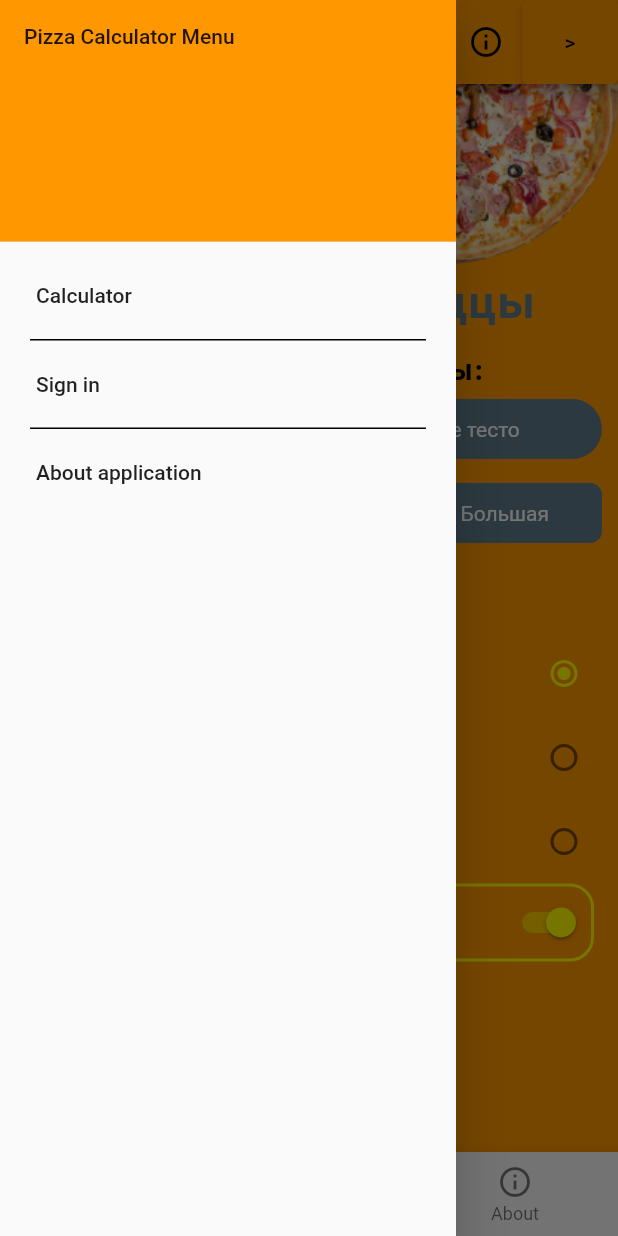
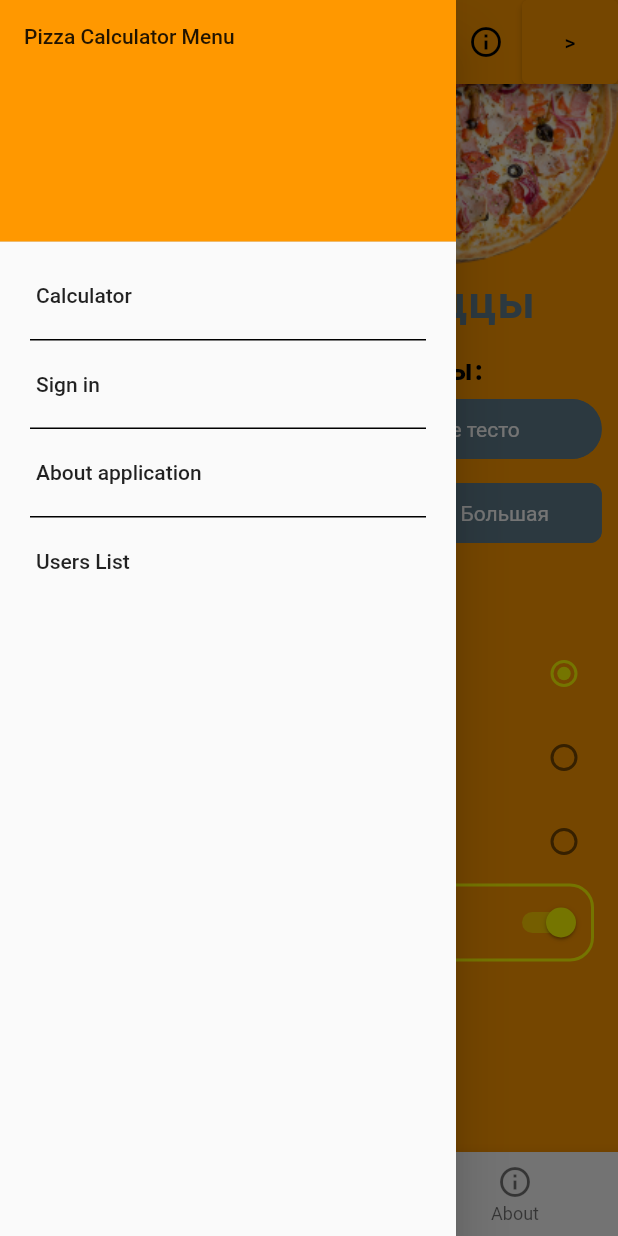
Before and after one commit to skaziweb/flutter-course, a Flutter app: the screen it shows after launch, with the side drawer open, on a phone screen of 412 x 824 dp. Run offline on Flutter 3.47's test engine with Material 2 defaults, Android fonts, the phone set to English and light mode, and no system bars; drawn by our look-alikes of toggle_switch; our stand-ins replace google_fonts; Roboto replaces fonts that are missing (TextStyle).

```diff
--- a/pizza_app/lib/src/classes.dart
+++ b/pizza_app/lib/classes/classes.dart
@@ -1,8 +1,8 @@
 import 'package:flutter/cupertino.dart';
 import 'package:flutter/material.dart';
 
-import './constants.dart';
-import 'styles.dart';
+import 'constants.dart';
+import '../style/styles.dart';
 
 class PizzaCalculator {
 
--- a/pizza_app/lib/helpers/pizzaDrawer.dart
+++ b/pizza_app/lib/helpers/pizzaDrawer.dart
@@ -47,6 +47,16 @@ final PizzaAppDrawer = (context, widget) => Drawer(
               },
             ),
           ),
+          Devider,
+          Padding(
+            padding: const EdgeInsets.only(left: 8.0),
+            child: ListTile(
+              title: const Text('Users List'),
+              onTap: () {
+                Navigator.pushNamed(context, '/users');
+              },
+            ),
+          ),
         ]
     )
 ) as Widget;
--- a/pizza_app/lib/src/calculator.dart
+++ b/pizza_app/lib/screens/calculator.dart
@@ -6,9 +6,9 @@ import 'package:toggle_switch/toggle_switch.dart';
 import '../helpers/pizzaAppBar.dart';
 import '../helpers/pizzaDrawer.dart';
 import '../helpers/pizzaBottomBar.dart';
-import 'classes.dart';
-import 'constants.dart';
-import 'styles.dart';
+import '../classes/classes.dart';
+import '../classes/constants.dart';
+import '../style/styles.dart';
 
 class PizzaAppHomePage extends StatefulWidget {
   const PizzaAppHomePage({Key? key, required this.title}) : super(key: key);
--- a/pizza_app/lib/src/_variables.dart
+++ /dev/null
@@ -1,3 +0,0 @@
-import 'package:flutter/material.dart';
-
-Color MainColor = Color.fromRGBO(0, 121, 208, 1);
--- a/pizza_app/lib/src/pizza.dart
+++ b/pizza_app/lib/src/pizza.dart
@@ -1,9 +1,10 @@
 import 'package:flutter/material.dart';
 import 'package:pizza_app/helpers/pizzaTheme.dart';
-import 'package:pizza_app/src/third_screen.dart';
+import 'package:pizza_app/screens/calculator.dart';
+import 'package:pizza_app/screens/sign_in_page.dart';
+import 'package:pizza_app/screens/third_screen.dart';
+import 'package:pizza_app/screens/user_list.dart';
 
-import 'sign_in_page.dart';
-import 'calculator.dart';
 
 class PizzaApp extends StatelessWidget {
   const PizzaApp({Key? key}) : super(key: key);
@@ -19,6 +20,7 @@ class PizzaApp extends StatelessWidget {
         '/': (context) => const PizzaAppHomePage(title: 'Pizza calculator'),
         '/signin': (context) => const MyHomePage(title: 'Sign in page'),
         '/about': (context) => const ThirdPage(),
+        '/users': (context) => const UserList(),
       },
     );
   }
```
Also changed, not shown: pizza_app/lib/screens/user_list.dart (added, +29 -0 lines), pizza_app/lib/classes/constants.dart (renamed from pizza_app/lib/src/constants.dart), pizza_app/lib/screens/sign_in_page.dart (renamed from pizza_app/lib/src/sign_in_page.dart), pizza_app/lib/screens/third_screen.dart (renamed from pizza_app/lib/src/third_screen.dart), pizza_app/lib/style/styles.dart (renamed from pizza_app/lib/src/styles.dart), pizza_app/pubspec.lock.
